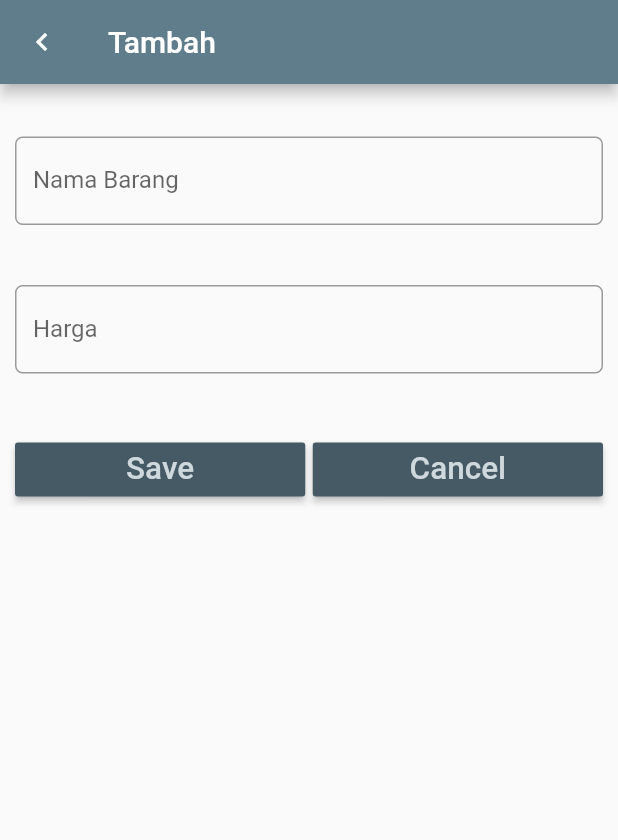
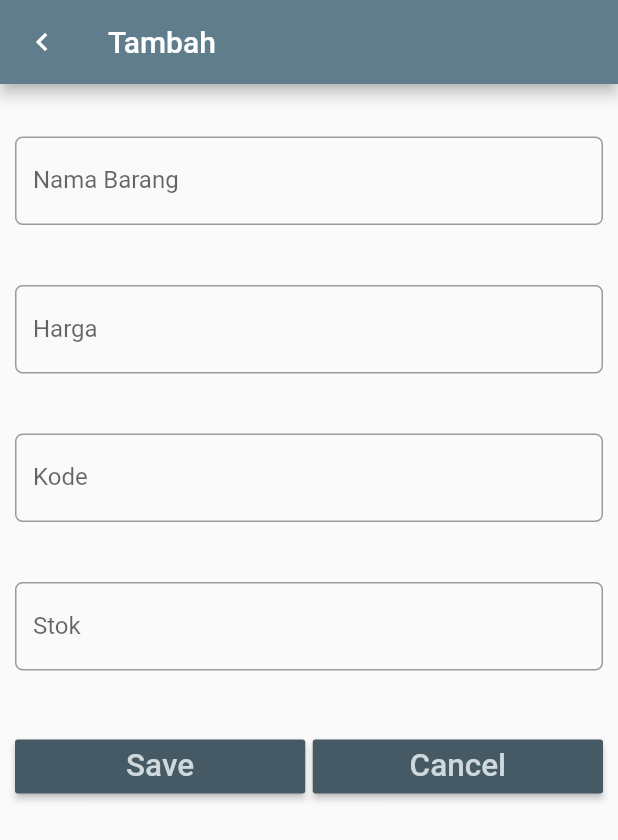
Before and after one commit to emthosin/06-sqlite-flutter, a Flutter app: the screen it shows after launch, after a tap on "Tambah Item", on a phone screen of 412 x 824 dp. Shown: the top 840 px of the screen. Run offline on Flutter 3.47's test engine with Material 2 defaults, Android fonts, the phone set to English and light mode, and no system bars; our stand-ins replace sqflite; accounts and stored records are empty.

Commit message:
Jobsheet 6

```diff
--- a/lib/dbhelper.dart
+++ b/lib/dbhelper.dart
@@ -16,7 +16,7 @@ class DbHelper {
     String path = directory.path + 'thosin.db';
 
     //create, read databases
-    var itemDatabase = openDatabase(path, version: 4, onCreate: _createDb);
+    var itemDatabase = openDatabase(path, version: 1, onCreate: _createDb);
 
     //mengembalikan nilai object sebagai hasil dari fungsinya
     return itemDatabase;
@@ -28,7 +28,9 @@ class DbHelper {
  CREATE TABLE item (
  id INTEGER PRIMARY KEY AUTOINCREMENT,
  name TEXT,
- price INTEGER
+ price INTEGER,
+ code TEXT,
+ stock INTEGER
  )
  ''');
   }
--- a/lib/entryForm.dart
+++ b/lib/entryForm.dart
@@ -20,12 +20,16 @@ class EntryFormState extends State<EntryForm> {
   EntryFormState(this.item);
   TextEditingController nameController = TextEditingController();
   TextEditingController priceController = TextEditingController();
+  TextEditingController codeController = TextEditingController();
+  TextEditingController stockController = TextEditingController();
   @override
   Widget build(BuildContext context) {
     //kondisi
     if (item != null) {
       nameController.text = item.name;
       priceController.text = item.price.toString();
+      codeController.text = item.code;
+      stockController.text = item.stock.toString();
     }
     //rubah
     return Scaffold(
@@ -71,6 +75,40 @@ class EntryFormState extends State<EntryForm> {
                   },
                 ),
               ),
+              // code
+              Padding(
+                padding: const EdgeInsets.only(top: 20.0, bottom: 20.0),
+                child: TextField(
+                  controller: codeController,
+                  keyboardType: TextInputType.text,
+                  decoration: InputDecoration(
+                    labelText: 'Kode',
+                    border: OutlineInputBorder(
+                      borderRadius: BorderRadius.circular(5.0),
+                    ),
+                  ),
+                  onChanged: (value) {
+                    //
+                  },
+                ),
+              ),
+              // stok
+              Padding(
+                padding: const EdgeInsets.only(top: 20.0, bottom: 20.0),
+                child: TextField(
+                  controller: stockController,
+                  keyboardType: TextInputType.number,
+                  decoration: InputDecoration(
+                    labelText: 'Stok',
+                    border: OutlineInputBorder(
+                      borderRadius: BorderRadius.circular(5.0),
+                    ),
+                  ),
+                  onChanged: (value) {
+                    //
+                  },
+                ),
+              ),
               // tombol button
               Padding(
                 padding: const EdgeInsets.only(top: 20.0, bottom: 20.0),
@@ -88,12 +126,17 @@ class EntryFormState extends State<EntryForm> {
                         onPressed: () {
                           if (item == null) {
                             // tambah data
-                            item = Item(nameController.text,
-                                int.parse(priceController.text));
+                            item = Item(
+                                nameController.text,
+                                int.parse(priceController.text),
+                                codeController.text,
+                                int.parse(stockController.text));
                           } else {
                             // ubah data
                             item.name = nameController.text;
                             item.price = int.parse(priceController.text);
+                            item.code = codeController.text;
+                            item.stock = int.parse(stockController.text);
                           }
                           // kembali ke layar sebelumnya dengan membawa objek item
                           Navigator.pop(context, item);
--- a/lib/item.dart
+++ b/lib/item.dart
@@ -4,25 +4,41 @@ class Item {
   int _id;
   String _name;
   int _price;
+  String _code;
+  int _stock;
+
   int get id => _id;
+
   String get name => this._name;
   set name(String value) => this._name = value;
+
   get price => this._price;
   set price(value) => this._price = value;
+
+  String get code => this._code;
+  set code(String code) => this._code = code;
+
+  get stock => this._stock;
+  set stock(stock) => this._stock = stock;
+
 // konstruktor versi 1
-  Item(this._name, this._price);
+  Item(this._name, this._price, this._code, this._stock);
 // konstruktor versi 2: konversi dari Map ke Item
   Item.fromMap(Map<String, dynamic> map) {
-    this._id = map['id'];
-    this._name = map['name'];
-    this._price = map['price'];
+    _id = map['id'];
+    _name = map['name'];
+    _price = map['price'];
+    _code = map['code'];
+    _stock = map['stock'];
   }
   // konversi dari Item ke Map
   Map<String, dynamic> toMap() {
-    Map<String, dynamic> map = Map<String, dynamic>();
-    map['id'] = this._id;
-    map['name'] = name;
-    map['price'] = price;
-    return map;
+    return {
+      'id': _id,
+      'name': name,
+      'price': price,
+      'code': code,
+      'stock': stock
+    };
   }
 }
```
Also changed, not shown: lib/home.dart (+13 -1 lines), 1 other file.
